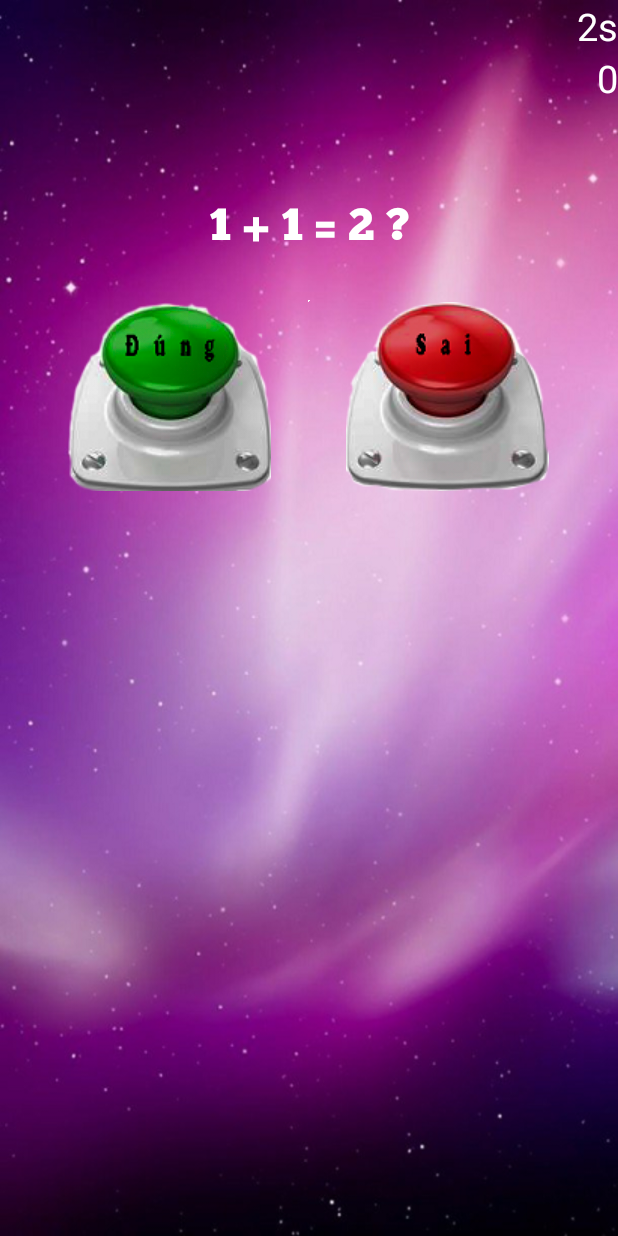
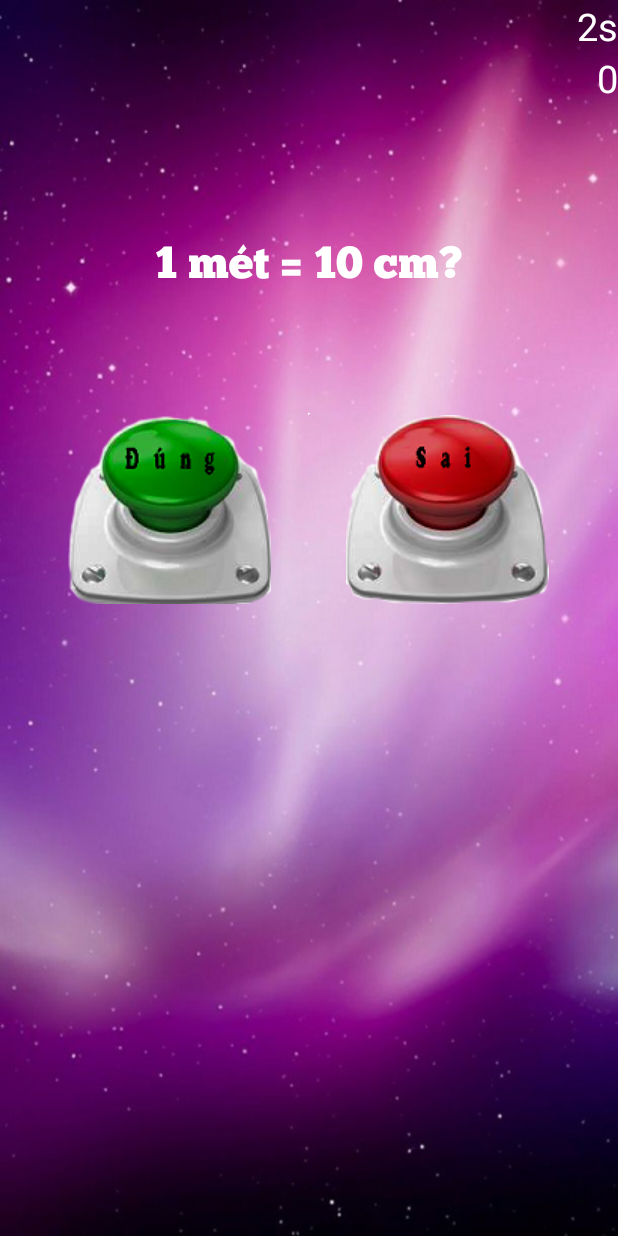
Before and after one commit to trungson2302/questionmarks_app, an Android app: the screen it shows after launch (MainActivity), after a tap on "CHƠI MỚI", on a phone screen of 412 x 824 dp. Run offline under Robolectric (Android 15) with nearby library versions, the phone set to English and light mode, and no system bars.

Commit message:
update things

```diff
--- a/app/src/main/java/com/example/sonpham/questionmarks/BangdiemActivity.java
+++ b/app/src/main/java/com/example/sonpham/questionmarks/BangdiemActivity.java
@@ -26,6 +26,7 @@
         btnOK=(Button)findViewById(R.id.button8);
         final  MediaPlayer btnSound=MediaPlayer.create(BangdiemActivity.this,R.raw.buttonsoundclick);
 
+        overridePendingTransition(0,0);
         textView.setText(getRecord());
         String text=textView.getText().toString();
         if(text==""){
--- a/app/src/main/java/com/example/sonpham/questionmarks/MainActivity.java
+++ b/app/src/main/java/com/example/sonpham/questionmarks/MainActivity.java
@@ -71,6 +71,7 @@
         lnl2=(LinearLayout)findViewById(R.id.linearLayout2);
         imv2=(ImageView)findViewById(R.id.imageView2);
 
+        overridePendingTransition(0,0);
         Typeface typeface=Typeface.createFromAsset(getAssets(),"Chunkfive.otf");
         tvCauhoi.setTypeface(typeface);
         QuanLyCauHoi quanLyCauHoi=new QuanLyCauHoi(MainActivity.this);
@@ -147,6 +148,9 @@
 
     public void loseAction(){
         Toast.makeText(MainActivity.this, "Bạn đã thua", Toast.LENGTH_SHORT).show();
+        MediaPlayer falseSound=MediaPlayer.create(MainActivity.this,R.raw.falsesound);
+
+        falseSound.start();
         String c= getRecord();
         int a=0;
         if(c!=null)a=Integer.parseInt(c);
@@ -177,13 +181,18 @@
         Toast.makeText(this, "start new game", Toast.LENGTH_SHORT).show();
         inCauhoi();
         final MediaPlayer buttonSound = MediaPlayer.create(MainActivity.this,R.raw.truefalseclick);
-        final CountDownTimer _timer=new CountDownTimer(12000,1000) {
+
+        final CountDownTimer _timer=new CountDownTimer(12000,1001) {
             int a=3;
+
             @Override
             public void onTick(long millisUntilFinished) {
 
+                MediaPlayer beepSound=MediaPlayer.create(MainActivity.this,R.raw.beep);
                 tvTime.setText((a)+"s");
+                if(a!=0)beepSound.start();
                 if(a==0){
+
                     onFinish();
                     cancel();
                 }
@@ -192,6 +201,7 @@
 
             @Override
             public void onFinish() {
+                //beepSound.start();
                 if(check_backbtn==1){}else {
 
                     loseAction();
--- a/app/src/main/java/com/example/sonpham/questionmarks/MainMenuActivity.java
+++ b/app/src/main/java/com/example/sonpham/questionmarks/MainMenuActivity.java
@@ -30,6 +30,7 @@
         final Intent diemcao=new Intent(MainMenuActivity.this,BangdiemActivity.class);
         playMusic=new Intent(MainMenuActivity.this,PlayMusic.class);
 
+        overridePendingTransition(0,0);
         String path = getFilesDir().getAbsolutePath();
         File file = new File(path+"/record.txt");
         if(!file.exists())
--- a/app/src/main/java/com/example/sonpham/questionmarks/ResultActivity.java
+++ b/app/src/main/java/com/example/sonpham/questionmarks/ResultActivity.java
@@ -27,10 +27,10 @@
 
         final MediaPlayer buttonSound = MediaPlayer.create(ResultActivity.this,R.raw.buttonsoundclick);
 
-
+        overridePendingTransition(0,0);
         AlphaAnimation nhapnhay2=new AlphaAnimation(1,0);
         nhapnhay2.setRepeatCount(Animation.INFINITE);
-        nhapnhay2.setDuration(2000);
+        nhapnhay2.setDuration(1000);
         tvChu.startAnimation(nhapnhay2);
         String diem=getIntent().getExtras().getString("kq");
         int socau=Integer.parseInt(diem)/100;
@@ -51,6 +51,7 @@
                 buttonSound.start();
                 Intent intent=new Intent(ResultActivity.this,MainMenuActivity.class);
                 intent.setFlags(Intent.FLAG_ACTIVITY_CLEAR_TOP);
+                //startActivity(intent);
                 finish();
             }
         });
--- a/app/src/main/res/layout/activity_main.xml
+++ b/app/src/main/res/layout/activity_main.xml
@@ -13,7 +13,7 @@
 
     <LinearLayout
         android:layout_width="match_parent"
-        android:layout_height="100dp"
+        android:layout_height="75dp"
         android:layout_gravity="end"
         android:orientation="vertical">
 
@@ -42,10 +42,11 @@
     <TextView
         android:id="@+id/textView"
         android:layout_width="wrap_content"
-        android:layout_height="100dp"
+        android:layout_height="200dp"
         android:layout_gravity="center"
         android:gravity="center"
         android:text="TextView"
+        android:textAlignment="center"
         android:textColor="#ffffff"
         android:textSize="30dp"
         tools:layout_editor_absoluteX="163dp"
```
Also changed, not shown: 2 other files.
